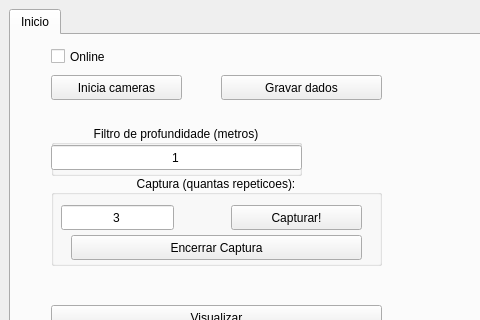
viniciusvidal2/Cameras_GRIn, file handset_gui/ui/main_window.ui: the form before one commit; both pictures show x 0 to 480 and y 0 to 320 of the 1119 by 698 pixel window.
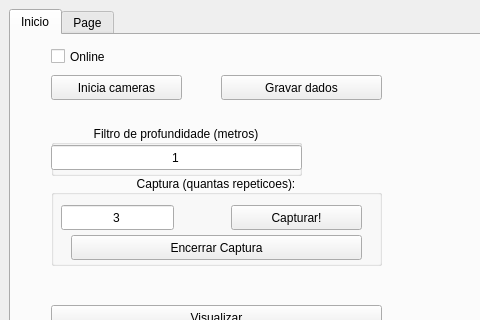
The form after the commit. The open tabs and pages were chosen to show the change. Icons and pictures are not drawn.

Commit message: acumulando bem, antes de adicionar finalmente os visores de vtk

Diff of the .ui file:
```diff
--- a/handset_gui/ui/main_window.ui
+++ b/handset_gui/ui/main_window.ui
@@ -202,6 +202,11 @@
         </property>
        </widget>
       </widget>
+      <widget class="QWidget" name="tab_registra">
+       <attribute name="title">
+        <string>Page</string>
+       </attribute>
+      </widget>
      </widget>
     </item>
    </layout>
```
Left out of the diff: 2 changed lines with no effect on the pictures. The commit also changes 2 other files.
